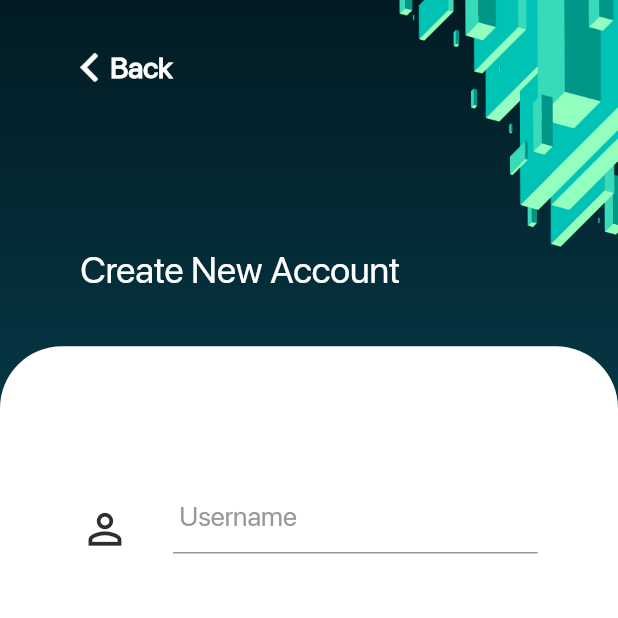
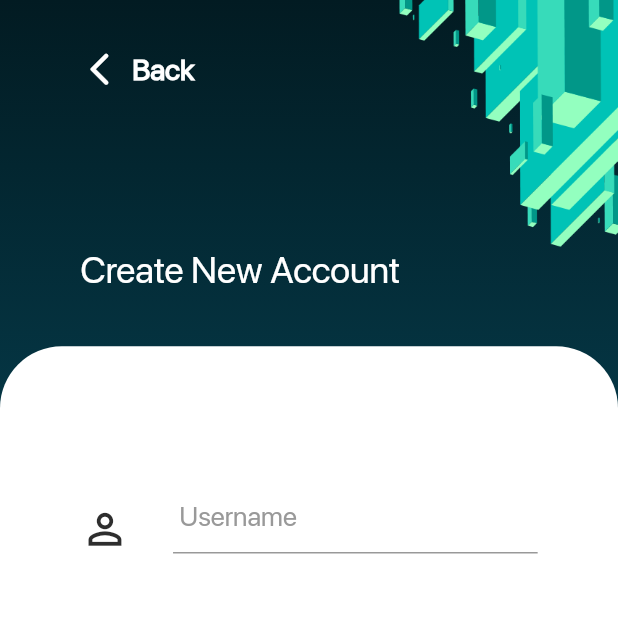
Before and after one commit to devaliakbar/xcelpros_room_control, a Flutter app: the screen it shows after launch, after a tap on "SIGN UP", on a phone screen of 412 x 824 dp, the top half of it. Run offline on Flutter 3.47's test engine with Material 2 defaults, Android fonts, the phone set to English and light mode, and no system bars; missing offline and left inert: flutter_statusbarcolor.

Commit message:
Animation Improved

```diff
--- a/lib/core/res/app_images.dart
+++ b/lib/core/res/app_images.dart
@@ -2,6 +2,4 @@ part of 'app_resources.dart';
 
 class AppImages {
   static const String authMask = "assets/images/mask.png";
-  static const String white = "assets/images/white.jpg";
-  static const String backIcon = "assets/images/back_icon.png";
 }
--- a/lib/features/auth/presentation/pages/sign_up_page.dart
+++ b/lib/features/auth/presentation/pages/sign_up_page.dart
@@ -95,7 +95,6 @@ class _SignUpPageState extends State<SignUpPage> with TickerProviderStateMixin {
 
     animationController.reverse();
     await Future.delayed(Duration(milliseconds: 100));
-    print("Hello");
     return true;
   }
 }
--- a/lib/features/auth/presentation/widgets/login/login_top_title.dart
+++ b/lib/features/auth/presentation/widgets/login/login_top_title.dart
@@ -10,7 +10,7 @@ class LoginTopTitle extends StatelessWidget {
     return Container(
       alignment: Alignment.topLeft,
       padding: EdgeInsets.symmetric(
-        horizontal: SizeConfig.widthWithoutSafeArea(13),
+        horizontal: SizeConfig.widthWithoutSafeArea(10),
       ),
       child: CustomAnimation(
         customAnimationType: CustomAnimationType.topToBottom,
@@ -19,17 +19,16 @@ class LoginTopTitle extends StatelessWidget {
           children: [
             Hero(
               tag: "back_icon",
-              child: Image.asset(
-                AppImages.white,
-                width: SizeConfig.widthWithoutSafeArea(13),
-                height: SizeConfig.heightWithoutSafeArea(0.45),
-                fit: BoxFit.cover,
+              child: Icon(
+                Icons.horizontal_rule_sharp,
+                color: Colors.white,
+                size: SizeConfig.widthWithoutSafeArea(15),
               ),
             ),
-            SizedBox(
-              height: SizeConfig.heightWithoutSafeArea(2.8),
-            ),
-            Hero(
+            Padding(
+              padding:
+                  EdgeInsets.only(left: SizeConfig.widthWithoutSafeArea(3)),
+              child: Hero(
                 tag: "welcome",
                 child: Material(
                   color: Colors.transparent,
@@ -41,10 +40,14 @@ class LoginTopTitle extends StatelessWidget {
                   ),
                 ),
               ),
+            ),
             SizedBox(
               height: SizeConfig.heightWithoutSafeArea(2),
             ),
-            Hero(
+            Padding(
+              padding:
+                  EdgeInsets.only(left: SizeConfig.widthWithoutSafeArea(3)),
+              child: Hero(
                 tag: "title",
                 child: Material(
                   color: Colors.transparent,
@@ -55,6 +58,7 @@ class LoginTopTitle extends StatelessWidget {
                     truncate: true,
                   ),
                 ),
+              ),
             )
           ],
         ),
--- a/lib/features/auth/presentation/widgets/sign_up/sign_up_back_icon.dart
+++ b/lib/features/auth/presentation/widgets/sign_up/sign_up_back_icon.dart
@@ -22,11 +22,13 @@ class SignUpBackIcon extends StatelessWidget {
             child: Row(
               children: [
                 Hero(
-                    tag: "back_icon",
-                    child: Image.asset(
-                      AppImages.backIcon,
-                      height: IconSizes.iconSizeXS,
-                    )),
+                  tag: "back_icon",
+                  child: Icon(
+                    Icons.arrow_back_ios_rounded,
+                    color: Colors.white,
+                    size: IconSizes.iconSizeM,
+                  ),
+                ),
                 SizedBox(
                   width: SizeConfig.widthWithoutSafeArea(2),
                 ),
--- a/pubspec.yaml
+++ b/pubspec.yaml
@@ -24,8 +24,6 @@ flutter:
 
   assets:
     - assets/images/mask.png
-    - assets/images/white.jpg
-    - assets/images/back_icon.png
 
   fonts:
     - family: SFPro
```
Also changed, not shown: assets/images/back_icon.png (deleted), assets/images/white.jpg (deleted). Lines whose indentation alone changed are shown as unchanged.
